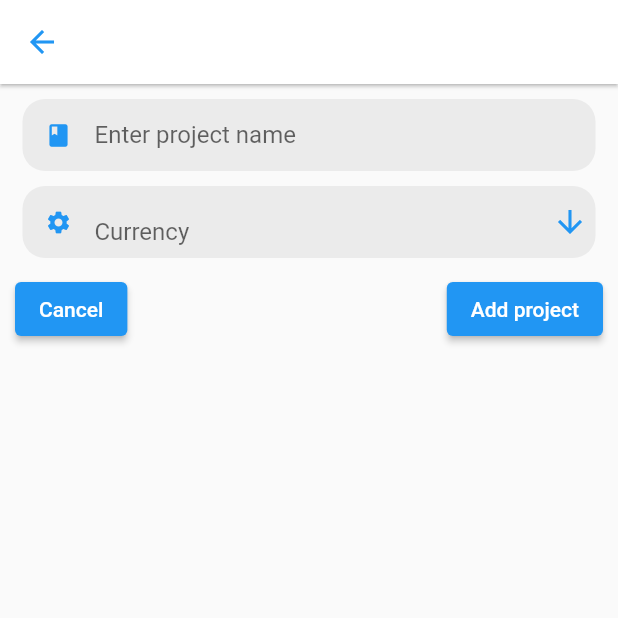
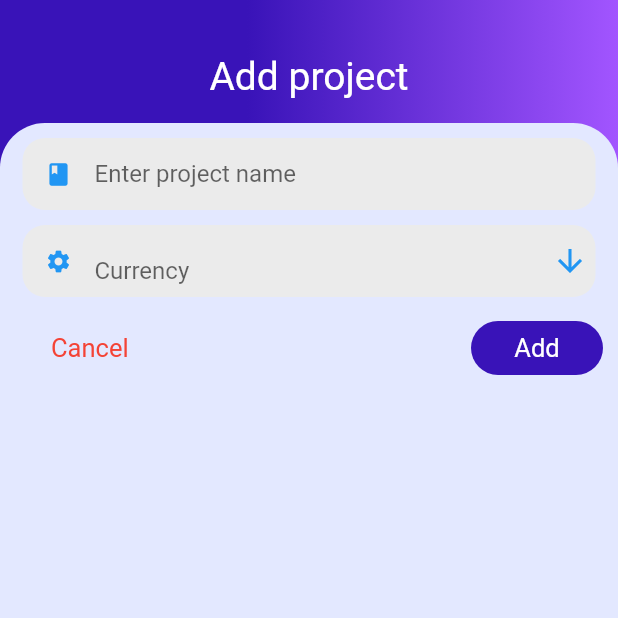
Before and after one commit to krzysiekz/CostyFlutter, a Flutter app: the screen it shows after launch, after a tap on "Add", on a phone screen of 412 x 824 dp, the top half of it. Run offline on Flutter 3.47's test engine with Material 2 defaults, Android fonts, the light colour scheme and no system bars; drawn by our look-alikes of flutter_platform_widgets, oktoast; our stand-ins replace bloc, dartz, decimal, device_preview, equatable, feather_icons_flutter and 7 more; accounts and stored records are empty; generated files the repository leaves out were written again.

Commit message:
started forms adjustments

```diff
--- a/lang/en.json
+++ b/lang/en.json
@@ -72,6 +72,7 @@
 
   "error": "Error",
   "add": "Add",
+  "edit": "Edit",
   "ok": "Ok",
   "confirm": "Confirm",
   "info": "Information",
--- a/lang/pl.json
+++ b/lang/pl.json
@@ -25,7 +25,7 @@
 
   "user_list_page_description": "Dodawaj, modyfikuj lub \nusuwaj osoby",
   "expenses_list_page_description": "Dodawaj, modyfikuj lub \nusuwaj wydatki",
-  "report_page_description": "Zobacz oraz udostępniaj\nraport",
+  "report_page_description": "Przeglądaj oraz\nudostępniaj raport",
   "expenses_item_paid_description": " zapłacił(a) za ",
   "report_entry_item_pays": "płaci",
 
@@ -72,6 +72,7 @@
 
   "error": "Błąd",
   "add": "Dodaj",
+  "edit": "Edytuj",
   "ok": "Ok",
   "confirm": "Potwierdzenie",
   "info": "Informacja",
--- a/lib/presentation/widgets/forms/new_project_form_page.dart
+++ b/lib/presentation/widgets/forms/new_project_form_page.dart
@@ -7,6 +7,7 @@ import '../../../app_localizations.dart';
 import '../../../data/models/currency.dart';
 import '../../../data/models/project.dart';
 import '../../../keys.dart';
+import '../../../style_constants.dart';
 import '../../bloc/bloc.dart';
 import '../../bloc/currency_bloc.dart';
 import '../../bloc/currency_state.dart';
@@ -83,11 +84,35 @@ class _NewProjectFormState extends State<NewProjectForm> {
             .translate('project_form_add_project_button')
         : AppLocalizations.of(context)
             .translate('project_form_modify_project_button');
-    return CustomScaffold(
-      appBarTitle: title,
-      body: SingleChildScrollView(
-        child:
-            BlocBuilder<CurrencyBloc, CurrencyState>(builder: (context, state) {
+    return Scaffold(
+      body: Stack(
+        children: [
+          Container(
+              decoration: const BoxDecoration(
+                  gradient: StyleConstants.primaryGradient)),
+          Positioned.fill(
+            top: 36,
+            child: Column(
+              children: [
+                Text(title,
+                    style: const TextStyle(
+                      fontWeight: StyleConstants.formsTitleFontWeight,
+                      color: StyleConstants.primaryTextColor,
+                      fontSize: StyleConstants.formsTitleTextSize,
+                    )),
+                const SizedBox(
+                  height: 16,
+                ),
+                Expanded(
+                  child: Container(
+                    decoration: const BoxDecoration(
+                        borderRadius: BorderRadius.only(
+                            topLeft: Radius.circular(30),
+                            topRight: Radius.circular(30)),
+                        color: StyleConstants.backgroundColor),
+                    child: SingleChildScrollView(
+                      child: BlocBuilder<CurrencyBloc, CurrencyState>(
+                          builder: (context, state) {
                         return Container(
                           padding: const EdgeInsets.only(
                             top: 10,
@@ -98,6 +123,13 @@ class _NewProjectFormState extends State<NewProjectForm> {
                           child: _buildForm(context, state),
                         );
                       }),
+                    ),
+                  ),
+                ),
+              ],
+            ),
+          ),
+        ],
       ),
     );
   }
@@ -145,24 +177,34 @@ class _NewProjectFormState extends State<NewProjectForm> {
           Row(
             mainAxisAlignment: MainAxisAlignment.spaceBetween,
             children: <Widget>[
-              PlatformButton(
-                materialFlat: (_, platform) => MaterialFlatButtonData(
-                  textColor: Theme.of(context).errorColor,
-                ),
+              FlatButton(
                 key: const Key(Keys.projectFormCancelButtonKey),
                 onPressed: () => Navigator.of(context).pop(),
-                cupertino: (_, platform) => CupertinoButtonData(),
-                child: Text(AppLocalizations.of(context)
-                    .translate('form_cancel_button')),
+                child: Text(
+                    AppLocalizations.of(context)
+                        .translate('form_cancel_button'),
+                    style: const TextStyle(
+                      fontWeight: StyleConstants.secondaryFontWeight,
+                      color: Colors.red,
+                      fontSize: StyleConstants.secondaryTextSize,
+                    )),
               ),
-              PlatformButton(
+              FlatButton(
                 key: const Key(Keys.projectFormAddEditButtonKey),
-                onPressed: _submitData,
-                child: widget.projectToEdit == null
-                    ? Text(AppLocalizations.of(context)
-                        .translate('project_form_add_project_button'))
-                    : Text(AppLocalizations.of(context)
-                        .translate('project_form_modify_project_button')),
+                onPressed: () => _submitData,
+                shape: RoundedRectangleBorder(
+                  borderRadius: BorderRadius.circular(22.0),
+                ),
+                color: StyleConstants.primaryColor,
+                child: Text(
+                    widget.projectToEdit == null
+                        ? AppLocalizations.of(context).translate('add')
+                        : AppLocalizations.of(context).translate('edit'),
+                    style: const TextStyle(
+                      fontWeight: StyleConstants.secondaryFontWeight,
+                      color: Colors.white,
+                      fontSize: StyleConstants.secondaryTextSize,
+                    )),
               ),
             ],
           )
--- a/lib/presentation/widgets/pages/project_details_page.dart
+++ b/lib/presentation/widgets/pages/project_details_page.dart
@@ -11,7 +11,7 @@ import '../../../style_constants.dart';
 import '../../bloc/bloc.dart';
 import 'expenses_list_page.dart';
 import 'report_page.dart';
-import 'people_list_page.dart';
+import 'users_list_page.dart';
 
 class ProjectDetailsPage extends StatefulWidget {
   static void navigate(BuildContext buildContext, Project project) {
@@ -53,7 +53,7 @@ class _ProjectDetailsPageState extends State<ProjectDetailsPage> {
       child: Scaffold(
         backgroundColor: StyleConstants.backgroundColor,
         body: TabBarView(children: [
-          Center(child: PeopleListPage(project: project)),
+          Center(child: UsersListPage(project: project)),
           Center(child: ExpensesListPage(project: project)),
           Center(child: ReportPage(project: project)),
         ]),
--- a/lib/presentation/widgets/pages/people_list_page.dart
+++ b/lib/presentation/widgets/pages/users_list_page.dart
@@ -13,16 +13,16 @@ import '../../bloc/user_bloc.dart';
 import '../item/user_list_item.dart';
 import '../utilities/dialog_utilities.dart';
 
-class PeopleListPage extends StatefulWidget {
+class UsersListPage extends StatefulWidget {
   final Project project;
 
-  const PeopleListPage({Key key, @required this.project}) : super(key: key);
+  const UsersListPage({Key key, @required this.project}) : super(key: key);
 
   @override
-  _PeopleListPageState createState() => _PeopleListPageState();
+  _UsersListPageState createState() => _UsersListPageState();
 }
 
-class _PeopleListPageState extends State<PeopleListPage> {
+class _UsersListPageState extends State<UsersListPage> {
   @override
   void initState() {
     BlocProvider.of<UserBloc>(context).add(GetUsersEvent(widget.project));
@@ -45,7 +45,7 @@ class _PeopleListPageState extends State<PeopleListPage> {
         buildHeaderBackground(),
         Positioned(
           top: 50,
-          left: 40,
+          left: 20,
           child: SvgPicture.asset('assets/images/users.svg',
               semanticsLabel: 'Projects image'),
         ),
@@ -157,7 +157,7 @@ class _PeopleListPageState extends State<PeopleListPage> {
                   crossAxisCount: 2,
                   mainAxisSpacing: 10,
                   crossAxisSpacing: 25,
-                  childAspectRatio: 2.1),
+                  childAspectRatio: 1.9),
               itemBuilder: (cts, index) {
                 return UserListItem(
                   key: Key("user_${state.users[index].id}"),
--- a/lib/style_constants.dart
+++ b/lib/style_constants.dart
@@ -6,7 +6,7 @@ class StyleConstants {
   static const primaryFontWeight = FontWeight.w500;
 
   static const secondaryTextSize = 17.0;
-  static const secondaryFontWeight = FontWeight.w300;
+  static const secondaryFontWeight = FontWeight.w400;
 
   static const descriptionTextSize = 12.0;
 
@@ -17,4 +17,7 @@ class StyleConstants {
 
   static const backgroundColor = Color(0xFFE3E8FF);
   static const primaryColor = Color(0xFF3913B8);
+
+  static const formsTitleTextSize = 26.0;
+  static const formsTitleFontWeight = FontWeight.w400;
 }
```
Also changed, not shown: 1 other file. Lines whose indentation alone changed are shown as unchanged.
